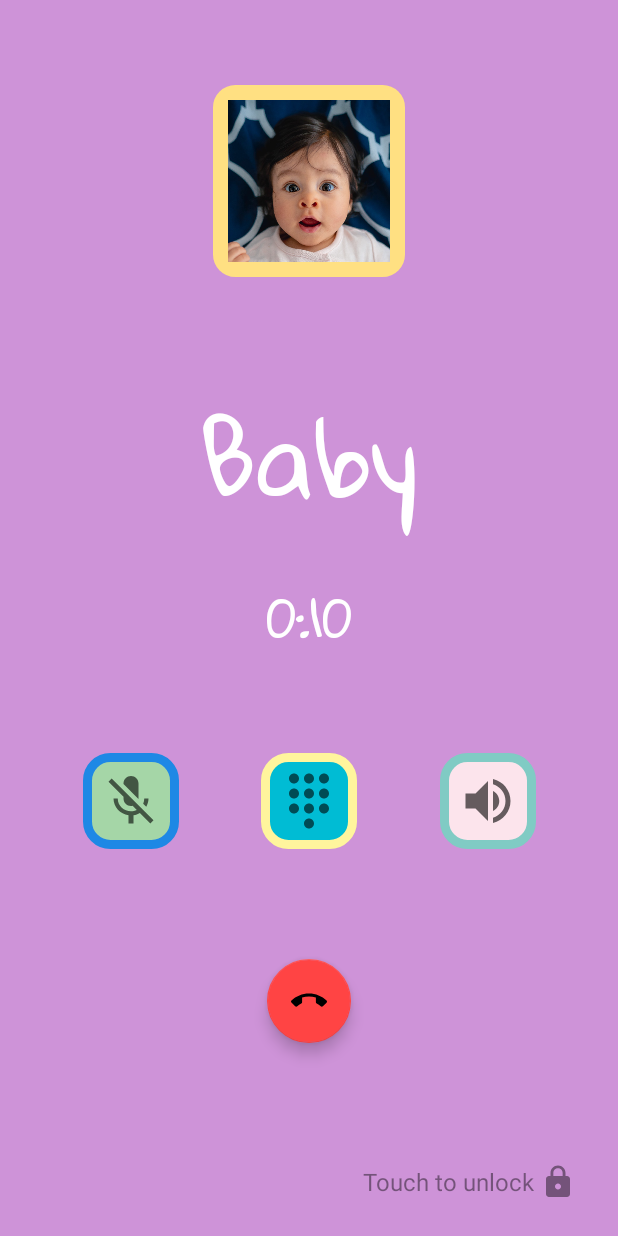
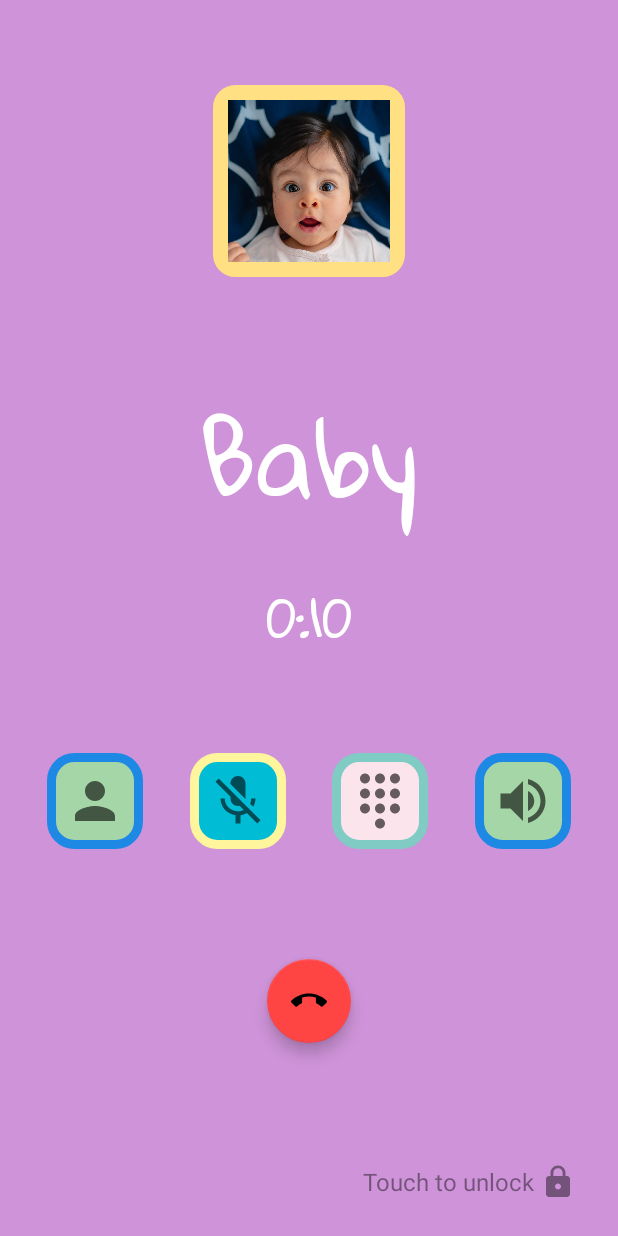
Before and after one commit to babydots/babyphone, an Android app: the screen it shows after launch (MainActivity), after a tap on "Lock", on a phone screen of 412 x 824 dp. Run offline under Robolectric (Android 15) with nearby library versions, the phone set to English and light mode, and no system bars.

Commit message:
Non-functioning contacts button added to main screen.
To be hooked up to proper contact select screen in the future.

```diff
--- a/app/src/main/java/com/serwylo/babyphone/MainActivity.kt
+++ b/app/src/main/java/com/serwylo/babyphone/MainActivity.kt
@@ -84,6 +84,11 @@
             binding.imgMic.setOnTouchListener(tonePlayer(tone1))
             binding.imgSpeaker.setOnTouchListener(tonePlayer(tone1))
             binding.hangUp.setOnTouchListener(tonePlayer(tone2))
+
+            binding.imgContacts.setOnTouchListener { view, event ->
+                tonePlayer(tone1).onTouch(view, event)
+                true
+            }
         }
 
         lifecycleScope.launchWhenResumed {
--- /dev/null
+++ b/app/src/main/res/drawable/ic_contact.xml
@@ -0,0 +1,5 @@
+<vector android:height="24dp" android:tint="#FFFFFF"
+    android:viewportHeight="24" android:viewportWidth="24"
+    android:width="24dp" xmlns:android="http://schemas.android.com/apk/res/android">
+    <path android:fillColor="@android:color/white" android:pathData="M12,12c2.21,0 4,-1.79 4,-4s-1.79,-4 -4,-4 -4,1.79 -4,4 1.79,4 4,4zM12,14c-2.67,0 -8,1.34 -8,4v2h16v-2c0,-2.66 -5.33,-4 -8,-4z"/>
+</vector>
--- a/app/src/main/res/layout/activity_main.xml
+++ b/app/src/main/res/layout/activity_main.xml
@@ -65,13 +65,28 @@
         android:padding="12dp"
         android:scaleType="fitCenter"
         style="?android:attr/borderlessButtonStyle"
-        android:id="@+id/img_mic"
-        android:src="@drawable/ic_mic_off"
+        android:id="@+id/img_contacts"
+        android:src="@drawable/ic_contact"
         app:tint="?attr/colorControlNormal"
         android:background="?attr/buttonBackground_1"
         app:layout_constraintTop_toBottomOf="@id/text_wrapper"
         app:layout_constraintBottom_toTopOf="@id/hang_up"
         app:layout_constraintStart_toStartOf="parent"
+        app:layout_constraintEnd_toStartOf="@id/img_mic"
+        />
+
+    <androidx.appcompat.widget.AppCompatImageButton
+        android:layout_width="64dp"
+        android:layout_height="64dp"
+        android:padding="12dp"
+        android:scaleType="fitCenter"
+        style="?android:attr/borderlessButtonStyle"
+        android:id="@+id/img_mic"
+        android:src="@drawable/ic_mic_off"
+        app:tint="?attr/colorControlNormal"
+        android:background="?attr/buttonBackground_2"
+        app:layout_constraintTop_toTopOf="@id/img_contacts"
+        app:layout_constraintStart_toEndOf="@id/img_contacts"
         app:layout_constraintEnd_toStartOf="@id/img_dialpad"
         />
 
@@ -84,8 +99,8 @@
         android:id="@+id/img_dialpad"
         android:src="@drawable/ic_dialpad"
         app:tint="?attr/colorControlNormal"
-        android:background="?attr/buttonBackground_2"
-        app:layout_constraintTop_toTopOf="@id/img_mic"
+        android:background="?attr/buttonBackground_3"
+        app:layout_constraintTop_toTopOf="@id/img_contacts"
         app:layout_constraintStart_toEndOf="@id/img_mic"
         app:layout_constraintEnd_toStartOf="@id/img_speaker"
     />
@@ -99,8 +114,8 @@
         android:id="@+id/img_speaker"
         android:src="@drawable/ic_speaker"
         app:tint="?attr/colorControlNormal"
-        android:background="?attr/buttonBackground_3"
-        app:layout_constraintTop_toTopOf="@id/img_mic"
+        android:background="?attr/buttonBackground_1"
+        app:layout_constraintTop_toTopOf="@id/img_contacts"
         app:layout_constraintStart_toEndOf="@id/img_dialpad"
         app:layout_constraintEnd_toEndOf="parent"
         />
@@ -113,7 +128,7 @@
         app:backgroundTint="@android:color/holo_red_light"
         app:layout_constraintStart_toStartOf="parent"
         app:layout_constraintEnd_toEndOf="parent"
-        app:layout_constraintTop_toBottomOf="@id/img_mic"
+        app:layout_constraintTop_toBottomOf="@id/img_contacts"
         app:layout_constraintBottom_toTopOf="@id/unlock_wrapper"
         android:layout_margin="16dp" />
 
```
